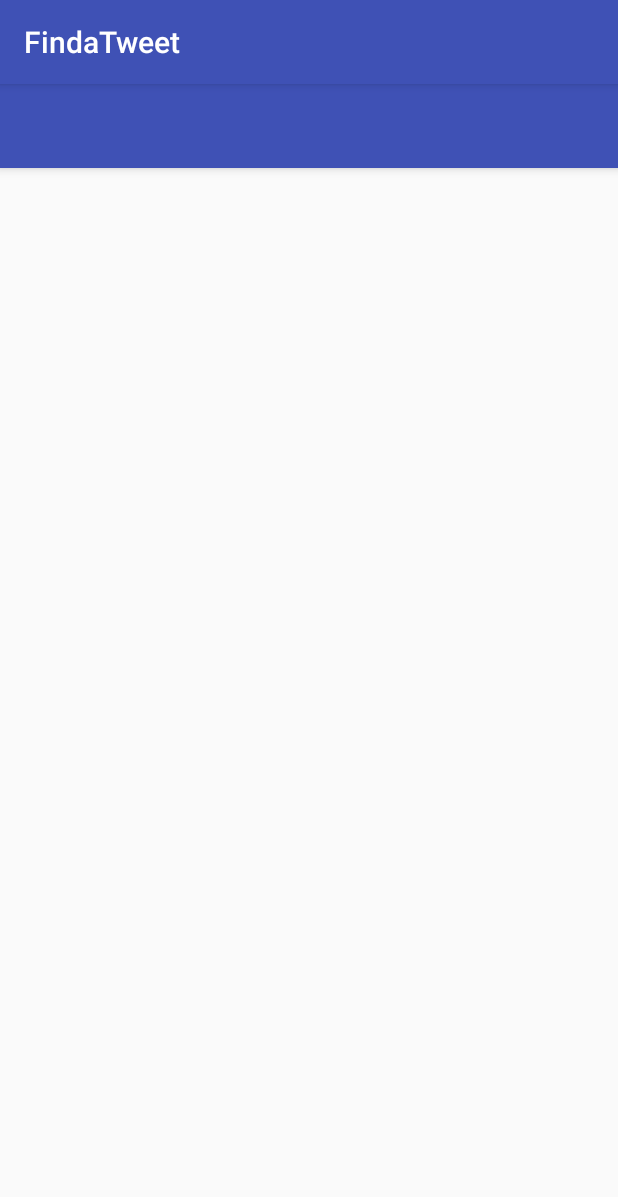
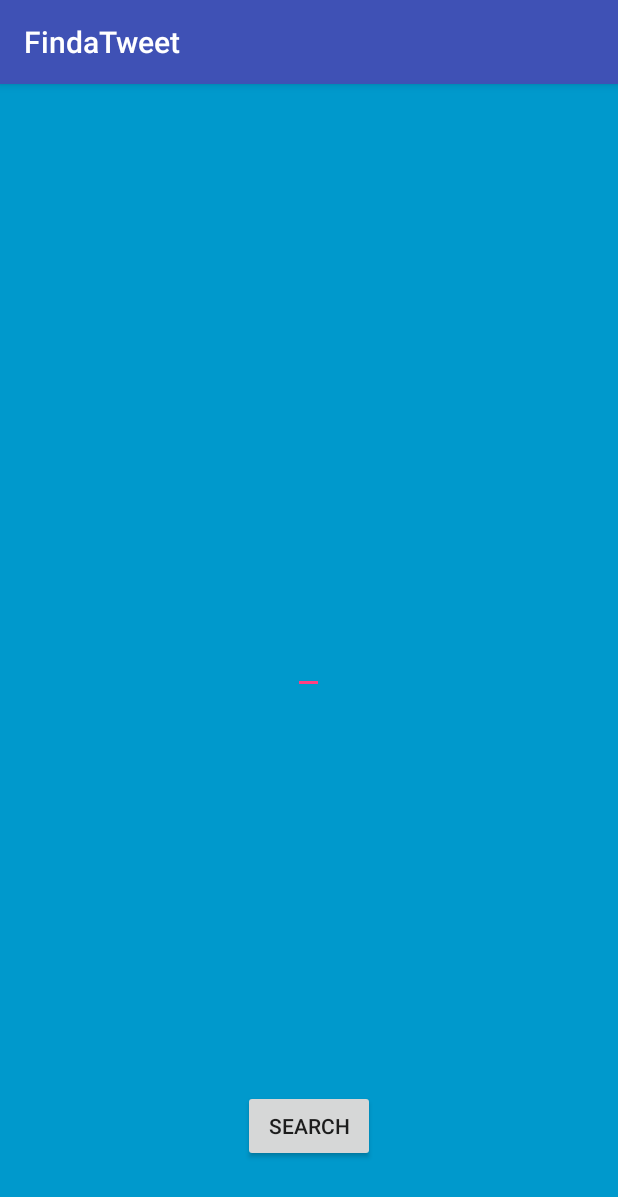
Before and after one commit to tobsson/ProjectX, an Android app: the MainActivity screen opened directly, with no data from a screen before it, on a phone screen of 412 x 824 dp. Shown: the top 1197 px of the screen. Run offline under Robolectric (Android 15) with nearby library versions, the phone set to English and light mode, and no system bars.

Commit message:
Added new activity SearchResuts and updated Main activity

```diff
--- a/FindaTweet/app/src/main/java/com/example/andrius/findatweet/MainActivity.java
+++ b/FindaTweet/app/src/main/java/com/example/andrius/findatweet/MainActivity.java
@@ -4,6 +4,7 @@ import android.content.Intent;
 import android.content.SharedPreferences;
 import android.os.Bundle;
 import android.support.v7.app.AppCompatActivity;
+import android.view.View;
 import android.widget.Button;
 
 
@@ -36,6 +37,16 @@ public class MainActivity extends AppCompatActivity {
             finish();
             return;
         }
+    }
+
+
+        public void onButtonClick(View v){
+        //open SearchResultsActivity when search button is clicked
+
+        if (v.getId() == R.id.btSearch){
+            Intent i = new Intent (MainActivity.this, SearchResultsActivity.class);
+            startActivity(i);
+        }
+    }
 
     }
-}
--- a/FindaTweet/app/src/main/res/layout/activity_main.xml
+++ b/FindaTweet/app/src/main/res/layout/activity_main.xml
@@ -6,35 +6,16 @@
 
     tools:context=".MainActivity">
 
-    <FrameLayout
-        android:id="@+id/searchLayoutHolder"
-        android:layout_width="match_parent"
-        android:layout_height="?attr/actionBarSize"
-        android:layout_alignParentBottom="true"
-
-        >
-
-
-
-    </FrameLayout>
-
     <android.support.design.widget.CoordinatorLayout
         android:layout_width="match_parent"
         android:layout_height="fill_parent"
-        android:layout_above="@id/searchLayoutHolder"
-        >
+        android:id="@+id/view"
+        android:background="@android:color/holo_blue_dark">
 
         <android.support.design.widget.AppBarLayout
             android:layout_width="fill_parent"
             android:layout_height="wrap_content"
             android:background="?attr/colorPrimary">
-
-            <android.support.v7.widget.Toolbar
-                android:id="@+id/toolbar"
-                android:layout_width="match_parent"
-                android:layout_height="wrap_content"
-                android:theme="@style/ThemeOverlay.AppCompat.Dark.ActionBar"
-                app:layout_scrollFlags="scroll|enterAlways"/>
 
 
         </android.support.design.widget.AppBarLayout>
@@ -43,6 +24,22 @@
 
     </android.support.design.widget.CoordinatorLayout>
 
+    <Button
+        android:layout_width="wrap_content"
+        android:layout_height="wrap_content"
+        android:text="Search"
+        android:id="@+id/btSearch"
+        android:layout_alignBottom="@+id/view"
+        android:layout_centerHorizontal="true"
+        android:layout_marginBottom="49dp"
+        android:onClick="onButtonClick" />
+
+    <EditText
+        android:layout_width="wrap_content"
+        android:layout_height="wrap_content"
+        android:id="@+id/editText"
+        android:layout_centerVertical="true"
+        android:layout_centerHorizontal="true" />
 
 
 </RelativeLayout>
--- a/FindaTweet/app/src/main/res/values/strings.xml
+++ b/FindaTweet/app/src/main/res/values/strings.xml
@@ -2,4 +2,5 @@
     <string name="app_name">   Welcome to the FIND a TWEET!</string>
     <string name="action_settings">Settings</string>
     <string name="title_activity_onboarding">Onboarding</string>
+    <string name="title_activity_search_results">SearchResultsActivity</string>
 </resources>
```
Also changed, not shown: FindaTweet/app/src/main/AndroidManifest.xml (+7 -5 lines), FindaTweet/app/src/main/java/com/example/andrius/findatweet/SearchResultsActivity.java (added, +29 -0 lines), FindaTweet/app/src/main/res/layout/activity_search_results.xml (added, +25 -0 lines), FindaTweet/app/src/main/res/layout/content_search_results.xml (added, +13 -0 lines), 1 other file.
